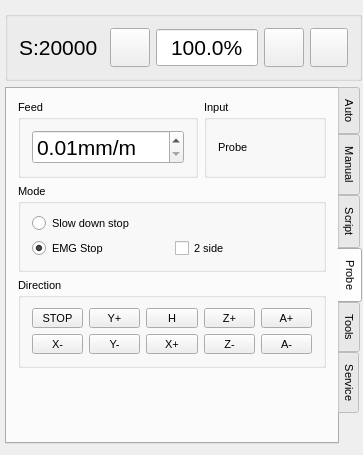
Qt form wlproj/wlmill/wlmillcontrol.ui (wldevru/src) before a commit.
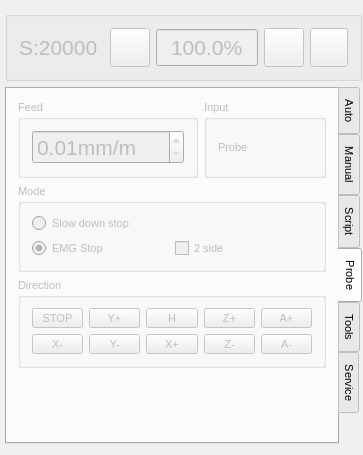
The same form after that commit. The open tabs and pages were chosen to show the change. Icons and pictures are not drawn. Custom widgets are drawn as their Qt base class.

```diff
--- a/wlproj/wlmill/wlmillcontrol.ui
+++ b/wlproj/wlmill/wlmillcontrol.ui
@@ -88,6 +88,9 @@
        </property>
        <item row="0" column="0">
         <widget class="QTabWidget" name="tabWidget">
+         <property name="enabled">
+          <bool>true</bool>
+         </property>
          <property name="sizePolicy">
           <sizepolicy hsizetype="Preferred" vsizetype="Preferred">
            <horstretch>0</horstretch>
@@ -1095,6 +1098,9 @@
           <layout class="QGridLayout" name="gridLayout_28">
            <item row="1" column="0">
             <widget class="QGroupBox" name="groupBox_3">
+             <property name="enabled">
+              <bool>false</bool>
+             </property>
              <property name="title">
               <string>Feed</string>
              </property>
@@ -1125,6 +1131,9 @@
            </item>
            <item row="2" column="0" colspan="2">
             <widget class="QGroupBox" name="groupBox_8">
+             <property name="enabled">
+              <bool>false</bool>
+             </property>
              <property name="title">
               <string>Mode</string>
              </property>
@@ -1134,7 +1143,7 @@
                 <item row="0" column="0">
                  <widget class="QRadioButton" name="rbProbeSD">
                   <property name="enabled">
-                   <bool>true</bool>
+                   <bool>false</bool>
                   </property>
                   <property name="text">
                    <string>Slow down stop</string>
@@ -1154,7 +1163,7 @@
                 <item row="1" column="0">
                  <widget class="QRadioButton" name="rbProbeSD_2">
                   <property name="enabled">
-                   <bool>true</bool>
+                   <bool>false</bool>
                   </property>
                   <property name="text">
                    <string>EMG Stop</string>
@@ -1174,6 +1183,9 @@
            </item>
            <item row="1" column="1">
             <widget class="QGroupBox" name="groupBox_4">
+             <property name="enabled">
+              <bool>false</bool>
+             </property>
              <property name="title">
               <string>Input</string>
              </property>
@@ -1205,6 +1217,9 @@
            </item>
            <item row="3" column="0" colspan="2">
             <widget class="QGroupBox" name="groupBox">
+             <property name="enabled">
+              <bool>false</bool>
+             </property>
              <property name="title">
               <string>Direction</string>
              </property>
@@ -1870,6 +1885,9 @@
        <layout class="QHBoxLayout" name="horizontalLayout">
         <item>
          <widget class="WLLabel" name="labelS">
+          <property name="enabled">
+           <bool>false</bool>
+          </property>
           <property name="sizePolicy">
            <sizepolicy hsizetype="Fixed" vsizetype="Fixed">
             <horstretch>0</horstretch>
@@ -1909,6 +1927,9 @@
         </item>
         <item>
          <widget class="QToolButton" name="pbS100">
+          <property name="enabled">
+           <bool>false</bool>
+          </property>
           <property name="focusPolicy">
            <enum>Qt::NoFocus</enum>
           </property>
@@ -1932,6 +1953,9 @@
         </item>
         <item>
          <widget class="QDoubleSpinBox" name="sbSper">
+          <property name="enabled">
+           <bool>false</bool>
+          </property>
           <property name="sizePolicy">
            <sizepolicy hsizetype="Preferred" vsizetype="Preferred">
             <horstretch>0</horstretch>
@@ -1977,6 +2001,9 @@
         </item>
         <item>
          <widget class="QToolButton" name="pbMinusS">
+          <property name="enabled">
+           <bool>false</bool>
+          </property>
           <property name="focusPolicy">
            <enum>Qt::NoFocus</enum>
           </property>
@@ -2000,6 +2027,9 @@
         </item>
         <item>
          <widget class="QToolButton" name="pbPlusS">
+          <property name="enabled">
+           <bool>false</bool>
+          </property>
           <property name="focusPolicy">
            <enum>Qt::NoFocus</enum>
           </property>
```
Left out of the diff: 257 changed lines with no effect on the pictures.
